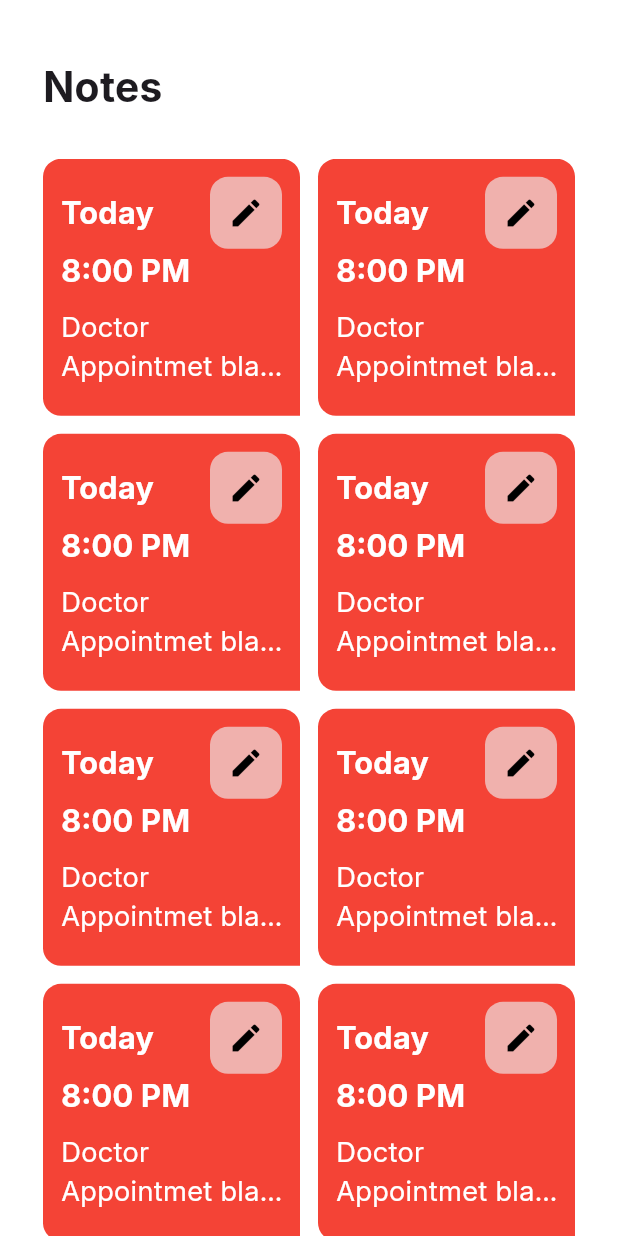
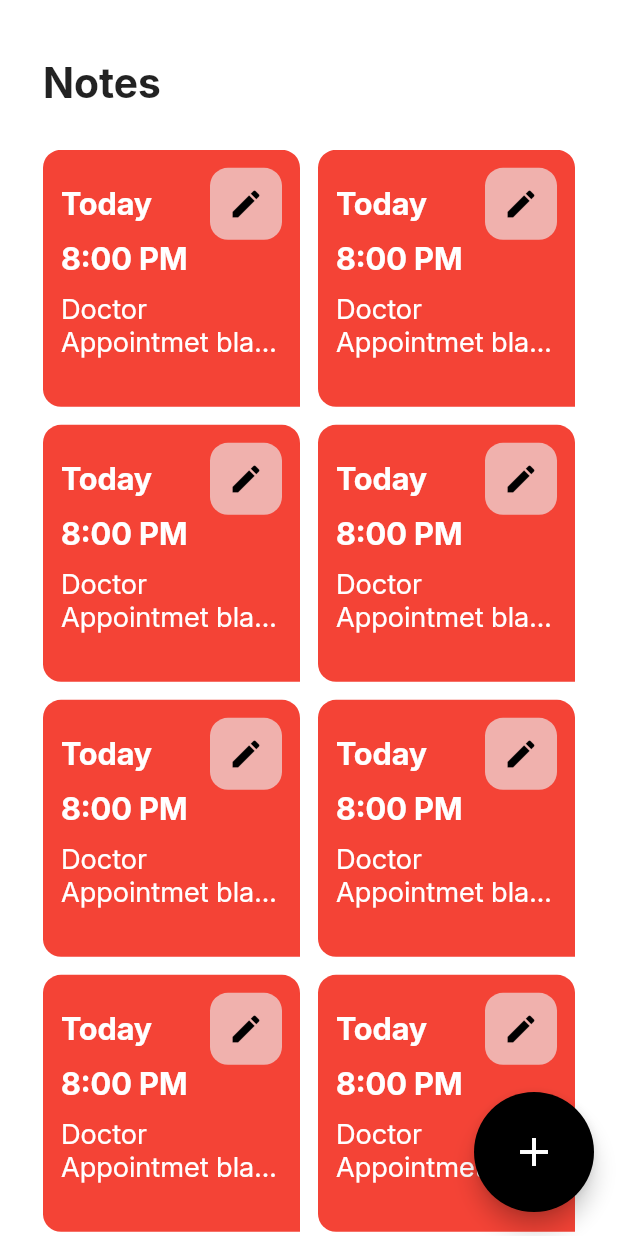
Before and after one commit to tasneem-gamal/Notes-App, a Flutter app: the screen it shows after launch, on a phone screen of 412 x 824 dp. Run offline on Flutter 3.47's test engine with Material 3 defaults, Android fonts, the phone set to English and light mode, and no system bars; our stand-ins replace flutter_screenutil.

Commit message:
add note button

```diff
--- a/lib/features/home/home_view.dart
+++ b/lib/features/home/home_view.dart
@@ -1,4 +1,5 @@
 import 'package:flutter/material.dart';
+import 'package:notes/features/home/widgets/custom_fab.dart';
 import 'package:notes/features/home/widgets/home_view_body.dart';
 
 class HomeView extends StatelessWidget {
@@ -7,6 +8,7 @@ class HomeView extends StatelessWidget {
   @override
   Widget build(BuildContext context) {
     return const Scaffold(
+      floatingActionButton: CustomFloatingActionButton(),
       body: SafeArea(child: HomeViewBody()),
     );
   }
--- /dev/null
+++ b/lib/features/home/widgets/custom_fab.dart
@@ -0,0 +1,18 @@
+import 'package:flutter/material.dart';
+
+class CustomFloatingActionButton extends StatelessWidget {
+  const CustomFloatingActionButton({super.key});
+
+  @override
+  Widget build(BuildContext context) {
+    return SizedBox(
+        width: 80,
+        height: 80,
+        child: FloatingActionButton(
+          onPressed: (){},
+          backgroundColor: Colors.black,
+          child: const Icon(Icons.add, color: Colors.white, size: 32,),
+        ),
+      );
+  }
+}
--- a/lib/notes.dart
+++ b/lib/notes.dart
@@ -14,6 +14,7 @@ class Notes extends StatelessWidget {
       child: MaterialApp(
         title: 'Notes',
         theme: ThemeData(
+          useMaterial3: false,
           scaffoldBackgroundColor: Colors.white,
           fontFamily: 'Inter',
         ),
```
